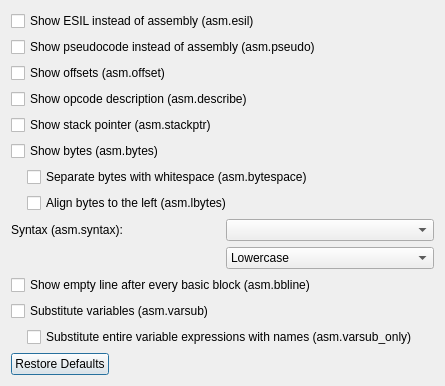
Old version of the form src/dialogs/AsmOptionsDialog.ui in the repository rizinorg/cutter.
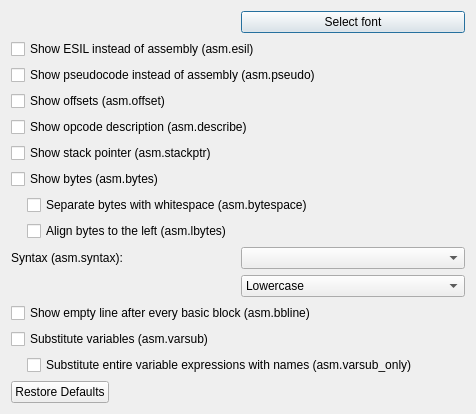
New version of the form.

Commit message: Updated Configuration model + Added Font selection

```diff
--- a/src/dialogs/AsmOptionsDialog.ui
+++ b/src/dialogs/AsmOptionsDialog.ui
@@ -6,7 +6,7 @@
    <rect>
     <x>0</x>
     <y>0</y>
-    <width>445</width>
+    <width>476</width>
     <height>631</height>
    </rect>
   </property>
@@ -17,6 +17,24 @@
    <property name="sizeConstraint">
     <enum>QLayout::SetMinAndMaxSize</enum>
    </property>
+   <item>
+    <layout class="QHBoxLayout" name="fontSelectionLayout">
+     <item>
+      <widget class="QLabel" name="fontSelectionLabel">
+       <property name="text">
+        <string notr="true"/>
+       </property>
+      </widget>
+     </item>
+     <item>
+      <widget class="QPushButton" name="fontSelectionButton">
+       <property name="text">
+        <string>Select font</string>
+       </property>
+      </widget>
+     </item>
+    </layout>
+   </item>
    <item>
     <widget class="QCheckBox" name="esilCheckBox">
      <property name="text">
```
The commit also changes 15 other files.
